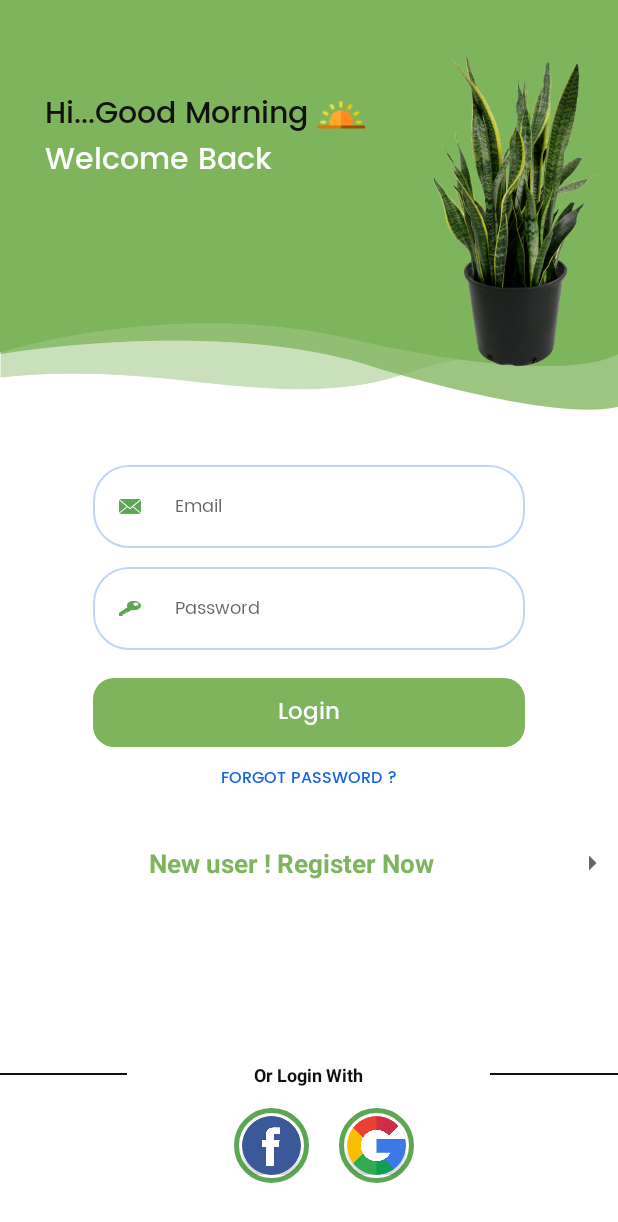
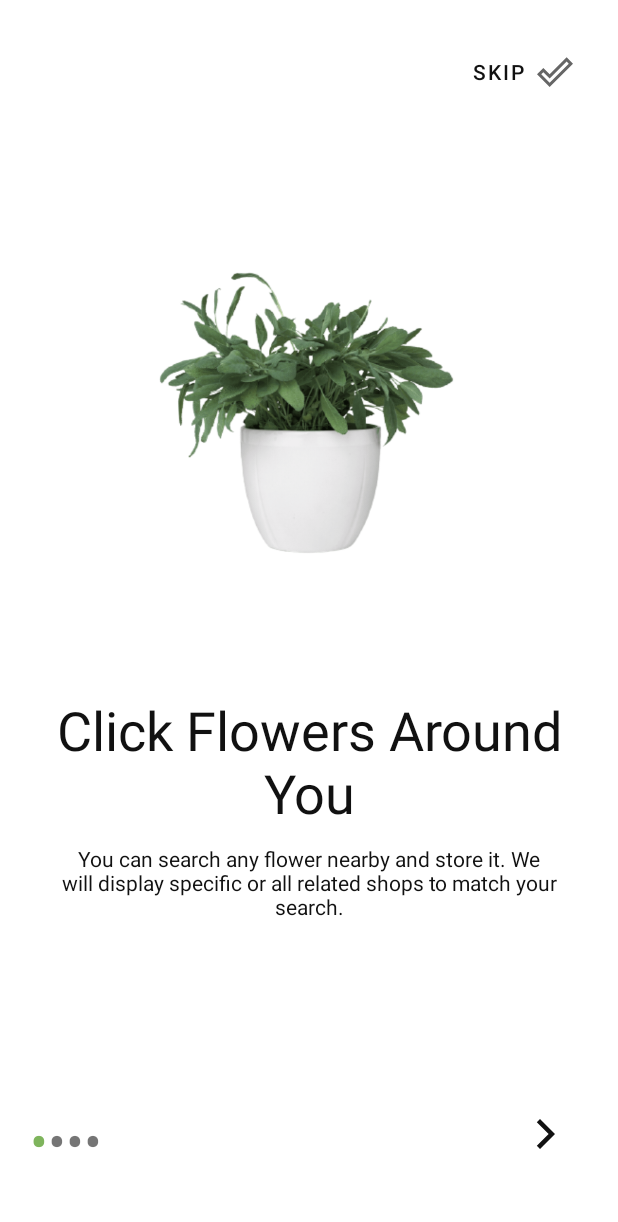
Before and after one commit to Jarvis-byte/Salvador, an Android app: the screen it shows after launch (LoginScreen before the commit, OnBoarding after it), on a phone screen of 412 x 824 dp. Shown: the top 1222 px of the screen. Run offline under Robolectric (Android 15) with nearby library versions, the phone set to English and light mode, and no system bars; our stand-ins replace Firebase (no records; nobody signed in at launch, a user with empty details on screens opened directly); plain views replace LoginButton; 1 statement that could not run was skipped.

Commit message:
ML implemented

```diff
--- a/app/build.gradle
+++ b/app/build.gradle
@@ -66,4 +66,8 @@ dependencies {
 
     //OkHttp
     implementation("com.squareup.okhttp3:okhttp:4.9.0")
+
+    //Retrofit
+    implementation 'com.squareup.retrofit2:retrofit:2.9.0'
+    implementation 'com.squareup.retrofit2:converter-gson:2.9.0'
 }
--- /dev/null
+++ b/app/src/main/java/com/flowerhunt/Adapter/SliderAdapter.java
@@ -0,0 +1,81 @@
+package com.flowerhunt.Adapter;
+
+import android.content.Context;
+import android.view.LayoutInflater;
+import android.view.View;
+import android.view.ViewGroup;
+import android.widget.ImageView;
+import android.widget.TextView;
+
+import androidx.annotation.NonNull;
+import androidx.constraintlayout.widget.ConstraintLayout;
+import androidx.viewpager.widget.PagerAdapter;
+
+import com.flowerhunt.R;
+
+public class SliderAdapter extends PagerAdapter {
+    Context context;
+    LayoutInflater layoutInflater;
+    int images[] = {
+            R.drawable.slider1_img,
+            R.drawable.slider4_img,
+            R.drawable.slider2_img,
+            R.drawable.slider3_img
+    };
+
+    int headings[] = {
+            R.string.first_slide_title,
+            R.string.second_slide_title,
+            R.string.third_slide_title,
+            R.string.fourth_slide_title
+
+    };
+    int descriptions[] = {
+            R.string.first_slide_desc,
+            R.string.second_slide_desc,
+            R.string.third_slide_desc,
+            R.string.fourth_slide_desc
+
+    };
+
+
+    public SliderAdapter(Context context) {
+        this.context = context;
+    }
+
+    @Override
+    public int getCount() {
+        return headings.length;
+    }
+
+    @Override
+    public boolean isViewFromObject(@NonNull View view, @NonNull Object object) {
+        return view == (ConstraintLayout) object;
+    }
+
+    @NonNull
+    @Override
+    public Object instantiateItem(@NonNull ViewGroup container, int position) {
+        layoutInflater = (LayoutInflater) context.getSystemService(context.LAYOUT_INFLATER_SERVICE);
+        View view = layoutInflater.inflate(R.layout.slides_layout, container, false);
+
+        //Hooks
+        ImageView imageView = view.findViewById(R.id.slider_image);
+        TextView heading = view.findViewById(R.id.slider_heading);
+        TextView desc = view.findViewById(R.id.slider_desc);
+
+        imageView.setImageResource(images[position]);
+        heading.setText(headings[position]);
+        desc.setText(descriptions[position]);
+
+        container.addView(view);
+
+        return view;
+
+    }
+
+    @Override
+    public void destroyItem(@NonNull ViewGroup container, int position, @NonNull Object object) {
+        container.removeView((ConstraintLayout) object);
+    }
+}
--- /dev/null
+++ b/app/src/main/java/com/flowerhunt/OnBoarding.java
@@ -0,0 +1,103 @@
+package com.flowerhunt;
+
+import androidx.appcompat.app.AppCompatActivity;
+import androidx.viewpager.widget.ViewPager;
+
+import android.content.Intent;
+import android.content.SharedPreferences;
+import android.os.Bundle;
+import android.text.Html;
+import android.view.View;
+import android.view.WindowManager;
+import android.view.animation.Animation;
+import android.view.animation.AnimationUtils;
+import android.widget.Button;
+import android.widget.LinearLayout;
+import android.widget.TextView;
+
+import com.flowerhunt.Adapter.SliderAdapter;
+
+public class OnBoarding extends AppCompatActivity {
+    ViewPager viewPager;
+    LinearLayout dotsLayout;
+    SliderAdapter sliderAdapter;
+    TextView[] dots;
+    Button letsGetStarted;
+    Animation animation;
+    int currentPos;
+    SharedPreferences sharedPreferences;
+    @Override
+    protected void onCreate(Bundle savedInstanceState) {
+        super.onCreate(savedInstanceState);
+        setContentView(R.layout.activity_on_boarding);
+        getWindow().setFlags(WindowManager.LayoutParams.FLAG_FULLSCREEN, WindowManager.LayoutParams.FLAG_FULLSCREEN);
+        setContentView(R.layout.activity_on_boarding);
+
+        //Hooks
+        viewPager = findViewById(R.id.slider);
+        dotsLayout = findViewById(R.id.dots);
+        letsGetStarted = findViewById(R.id.get_started_btn);
+
+        //Call adapter
+        sliderAdapter = new SliderAdapter(this);
+        viewPager.setAdapter(sliderAdapter);
+
+        //Dots
+        addDots(0);
+        viewPager.addOnPageChangeListener(changeListener);
+    }
+    public void skip(View view) {
+        startActivity(new Intent(this, LoginScreen.class));
+        finish();
+    }
+    public void next(View view) {
+        viewPager.setCurrentItem(currentPos + 1);
+    }
+    private void addDots(int position) {
+
+        dots = new TextView[4];
+        dotsLayout.removeAllViews();
+
+        for (int i = 0; i < dots.length; i++) {
+            dots[i] = new TextView(this);
+            dots[i].setText(Html.fromHtml("•"));
+            dots[i].setTextSize(35);
+            dotsLayout.addView(dots[i]);
+        }
+
+        if (dots.length > 0) {
+            dots[position].setTextColor(getResources().getColor(R.color.colorPrimaryDark));
+        }
+
+    }
+    ViewPager.OnPageChangeListener changeListener = new ViewPager.OnPageChangeListener() {
+        @Override
+        public void onPageScrolled(int position, float positionOffset, int positionOffsetPixels) {
+
+        }
+
+        @Override
+        public void onPageSelected(int position) {
+            addDots(position);
+            currentPos = position;
+
+            if (position == 0) {
+                letsGetStarted.setVisibility(View.INVISIBLE);
+            } else if (position == 1) {
+                letsGetStarted.setVisibility(View.INVISIBLE);
+            } else if (position == 2) {
+                letsGetStarted.setVisibility(View.INVISIBLE);
+            } else {
+                animation = AnimationUtils.loadAnimation(OnBoarding.this, R.anim.slide_up);
+                letsGetStarted.setAnimation(animation);
+                letsGetStarted.setVisibility(View.VISIBLE);
+            }
+
+        }
+
+        @Override
+        public void onPageScrollStateChanged(int state) {
+
+        }
+    };
+}
--- a/app/src/main/java/com/flowerhunt/SplashScreen.java
+++ b/app/src/main/java/com/flowerhunt/SplashScreen.java
@@ -1,12 +1,12 @@
 package com.flowerhunt;
 
 
-import androidx.appcompat.app.AppCompatActivity;
 import android.content.Intent;
+import android.content.SharedPreferences;
 import android.os.Bundle;
 import android.os.Handler;
 
-
+import androidx.appcompat.app.AppCompatActivity;
 
 import com.google.firebase.auth.FirebaseAuth;
 import com.google.firebase.auth.FirebaseUser;
@@ -15,6 +15,8 @@ public class SplashScreen extends AppCompatActivity {
     private static int SPLASH_SCREEN = 1800;
     FirebaseUser firebaseUser;
     FirebaseAuth auth;
+    SharedPreferences onBoardingScreen;
+
     @Override
     protected void onCreate(Bundle savedInstanceState) {
         super.onCreate(savedInstanceState);
@@ -26,14 +28,28 @@ public class SplashScreen extends AppCompatActivity {
             @Override
             public void run() {
 
-                if(firebaseUser!=null) {
-                    Intent i = new Intent(SplashScreen.this, HomeDashboard.class);
-                    startActivity(i);
+
+                onBoardingScreen = getSharedPreferences("onBoardingScreen", MODE_PRIVATE);
+                boolean isFastTime = onBoardingScreen.getBoolean("firstTime", true);
+
+                if (isFastTime) {
+                    SharedPreferences.Editor editor = onBoardingScreen.edit();
+                    editor.putBoolean("firstTime", false);
+                    editor.commit();
+                    Intent i = new Intent(SplashScreen.this, OnBoarding.class);
+                         startActivity(i);
+                    finish();
                 }
                 else {
-                    startActivity(new Intent(SplashScreen.this, LoginScreen.class));
+                    if (firebaseUser != null) {
+                        Intent i = new Intent(SplashScreen.this, HomeDashboard.class);
+                        startActivity(i);
+                    } else {
+                        startActivity(new Intent(SplashScreen.this, LoginScreen.class));
+                    }
+                    finish();
                 }
-                finish();
+
             }
         }, SPLASH_SCREEN);
     }
--- /dev/null
+++ b/app/src/main/res/drawable/ic_baseline_arrow_forward_ios_24.xml
@@ -0,0 +1,10 @@
+<vector xmlns:android="http://schemas.android.com/apk/res/android"
+    android:width="24dp"
+    android:height="24dp"
+    android:tint="#111"
+    android:viewportWidth="24"
+    android:viewportHeight="24">
+    <path
+        android:fillColor="@android:color/white"
+        android:pathData="M5.88,4.12L13.76,12l-7.88,7.88L8,22l10,-10L8,2z" />
+</vector>
--- /dev/null
+++ b/app/src/main/res/drawable/ic_baseline_done_outline_24.xml
@@ -0,0 +1,10 @@
+<vector xmlns:android="http://schemas.android.com/apk/res/android"
+    android:width="24dp"
+    android:height="24dp"
+    android:viewportWidth="24"
+    android:viewportHeight="24"
+    android:tint="?attr/colorControlNormal">
+  <path
+      android:fillColor="@android:color/white"
+      android:pathData="M19.77,5.03l1.4,1.4L8.43,19.17l-5.6,-5.6 1.4,-1.4 4.2,4.2L19.77,5.03m0,-2.83L8.43,13.54l-4.2,-4.2L0,13.57 8.43,22 24,6.43 19.77,2.2z"/>
+</vector>
--- a/app/src/main/res/layout/activity_login.xml
+++ b/app/src/main/res/layout/activity_login.xml
@@ -224,7 +224,7 @@
                 android:layout_height="50dp"
                 android:layout_centerHorizontal="true"
                 android:layout_centerVertical="true"
-                android:layout_marginStart="20dp"
+
                 android:background="@drawable/rounded_profile_textview"
                 android:padding="5dp">
 
--- /dev/null
+++ b/app/src/main/res/layout/activity_on_boarding.xml
@@ -0,0 +1,75 @@
+<?xml version="1.0" encoding="utf-8"?>
+<androidx.constraintlayout.widget.ConstraintLayout xmlns:android="http://schemas.android.com/apk/res/android"
+    xmlns:app="http://schemas.android.com/apk/res-auto"
+    xmlns:tools="http://schemas.android.com/tools"
+    android:layout_width="match_parent"
+    android:layout_height="match_parent"
+    android:padding="20dp"
+    tools:context=".OnBoarding">
+
+    <androidx.viewpager.widget.ViewPager
+        android:id="@+id/slider"
+        android:layout_width="match_parent"
+        android:layout_height="0dp"
+        app:layout_constraintBottom_toTopOf="@+id/relativeLayout"
+        app:layout_constraintEnd_toEndOf="parent"
+        app:layout_constraintStart_toStartOf="parent"
+        app:layout_constraintTop_toTopOf="parent">
+
+    </androidx.viewpager.widget.ViewPager>
+
+    <Button
+        android:id="@+id/skip_btn"
+        android:layout_width="wrap_content"
+        android:layout_height="wrap_content"
+        android:background="#00000000"
+        android:drawableEnd="@drawable/ic_baseline_done_outline_24"
+        android:drawableRight="@drawable/ic_baseline_done_outline_24"
+        android:onClick="skip"
+        android:padding="10dp"
+        android:text="@string/skip_btn"
+        android:textColor="#111"
+        app:layout_constraintEnd_toEndOf="parent"
+        app:layout_constraintTop_toTopOf="parent" />
+
+    <RelativeLayout
+        android:id="@+id/relativeLayout"
+        android:layout_width="match_parent"
+        android:layout_height="150dp"
+        app:layout_constraintBottom_toBottomOf="parent"
+        app:layout_constraintEnd_toEndOf="parent"
+        app:layout_constraintStart_toStartOf="parent">
+
+
+        <Button
+            android:id="@+id/get_started_btn"
+            android:layout_width="match_parent"
+            android:layout_height="wrap_content"
+            android:background="#7EB45C"
+            android:text="@string/let_get_started"
+            android:onClick="skip"
+            android:visibility="invisible" />
+
+        <LinearLayout
+            android:id="@+id/dots"
+            android:layout_width="wrap_content"
+            android:layout_height="wrap_content"
+            android:layout_alignParentBottom="true"
+            android:orientation="horizontal"
+            android:paddingBottom="20dp" />
+
+        <Button
+            android:id="@+id/next_btn"
+            android:layout_width="wrap_content"
+            android:layout_height="wrap_content"
+            android:layout_alignParentRight="true"
+            android:layout_alignParentBottom="true"
+            android:background="#00000000"
+            android:drawableEnd="@drawable/ic_baseline_arrow_forward_ios_24"
+            android:drawableRight="@drawable/ic_baseline_arrow_forward_ios_24"
+            android:onClick="next"
+            android:paddingBottom="30dp"
+           />
+
+    </RelativeLayout>
+</androidx.constraintlayout.widget.ConstraintLayout>
--- /dev/null
+++ b/app/src/main/res/layout/slides_layout.xml
@@ -0,0 +1,43 @@
+<?xml version="1.0" encoding="utf-8"?>
+<androidx.constraintlayout.widget.ConstraintLayout xmlns:android="http://schemas.android.com/apk/res/android"
+    android:layout_width="match_parent"
+    android:layout_height="match_parent"
+    xmlns:app="http://schemas.android.com/apk/res-auto"
+    android:padding="10dp">
+    <ImageView
+        android:id="@+id/slider_image"
+        android:layout_width="0dp"
+        android:layout_height="400dp"
+        android:layout_marginTop="32dp"
+        android:padding="20dp"
+        app:layout_constraintEnd_toEndOf="parent"
+        app:layout_constraintStart_toStartOf="parent"
+        app:layout_constraintTop_toTopOf="parent"
+        app:srcCompat="@drawable/tulip" />
+
+    <TextView
+        android:id="@+id/slider_heading"
+        android:layout_width="wrap_content"
+        android:layout_height="wrap_content"
+        android:gravity="center"
+        android:text="TextView"
+        android:textSize="36sp"
+        android:textColor="#111"
+        app:layout_constraintEnd_toEndOf="parent"
+        app:layout_constraintHorizontal_bias="0.471"
+        app:layout_constraintStart_toStartOf="parent"
+        app:layout_constraintTop_toBottomOf="@+id/slider_image" />
+
+    <TextView
+        android:id="@+id/slider_desc"
+        android:layout_width="wrap_content"
+        android:layout_height="wrap_content"
+        android:gravity="center"
+        android:padding="10dp"
+        android:textColor="#111"
+        android:text="@string/first_slide_desc"
+        android:textSize="14sp"
+        app:layout_constraintEnd_toEndOf="parent"
+        app:layout_constraintStart_toStartOf="parent"
+        app:layout_constraintTop_toBottomOf="@+id/slider_heading" />
+</androidx.constraintlayout.widget.ConstraintLayout>
--- a/app/src/main/res/values/colors.xml
+++ b/app/src/main/res/values/colors.xml
@@ -7,9 +7,9 @@
     <color name="teal_700">#FF018786</color>
     <color name="black">#FF000000</color>
     <color name="white">#FFFFFFFF</color>
-    <color name="colorPrimary">#FFFFFF</color>
-    <color name="colorPrimaryDark">#000</color>
-    <color name="colorAccent">#11CFC5</color>
+    <color name="colorPrimary">#7EB45C</color>
+    <color name="colorPrimaryDark">#7EB45C</color>
+    <color name="colorAccent">#7EB45C</color>
     <color name="themeColor">#11CFC5</color>
     <color name="darkTextColor">#020000</color>
     <color name="contentTextColor">#020000</color>
--- a/app/src/main/res/values/strings.xml
+++ b/app/src/main/res/values/strings.xml
@@ -6,5 +6,22 @@
     <string name="Api_Secreat">N1W1MtwAm43ESKa5Gcf4KuxjqelAvdhQBSEeoMOAdxcBugB6J4</string>
     <string name="login_email_hint">Email</string>
     <string name="login_password_hint">Password</string>
+    <!-- Strings for On Boarding Screen -->
 
+    <!--Titles-->
+    <string name="first_slide_title">Click Flowers Around You</string>
+    <string name="second_slide_title">Make A Call</string>
+    <string name="third_slide_title">Add Missing Place</string>
+    <string name="fourth_slide_title">Sit Back And Enjoy</string>
+
+    <!--Descriptions-->
+    <string name="first_slide_desc">You can search any flower nearby and store it. We will display specific or all related shops to match your search. </string>
+    <string name="second_slide_desc">We provide almost all the numbers of all departments and shops registered with us. You can perform bookings as well.</string>
+    <string name="third_slide_desc">If you have a shop or somethings and want to be a part of our growing industry then add your place by follwing simple steps.</string>
+    <string name="fourth_slide_desc">We will handle everything for you. As you have the app in your pocket then you dont have to worry about anything.  </string>
+
+    <!--Buttons-->
+    <string name="skip_btn">Skip</string>
+    <string name="next_btn">Next</string>
+    <string name="let_get_started">Lets Get Started</string>
 </resources>
```
Also changed, not shown: app/src/main/AndroidManifest.xml (+7 -5 lines), app/src/main/java/com/flowerhunt/HomeDashboard.java (+78 -9 lines), app/src/main/res/anim/bottom_anim.xml (added, +11 -0 lines), app/src/main/res/drawable/next.png (added), app/src/main/res/drawable/slider1_img.png (added), app/src/main/res/drawable/slider2_img.png (added), app/src/main/res/drawable/slider3_img.png (added), app/src/main/res/drawable/slider4_img.png (added).
